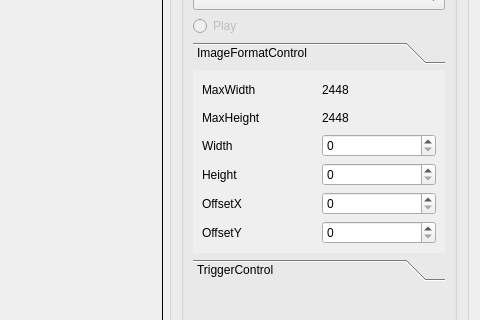
ADPL-190400/bottle-inspection, file ui/ui/project_tab.ui: the form before one commit; both pictures show x 575 to 1055 and y 135 to 455 of the 1055 by 717 pixel window.
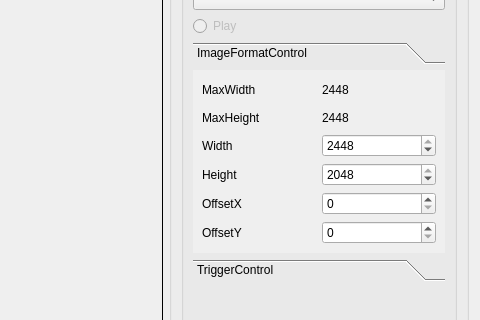
The form after the commit.

Commit message: update project tab

Diff of the .ui file:
```diff
--- a/ui/ui/project_tab.ui
+++ b/ui/ui/project_tab.ui
@@ -355,7 +355,17 @@
                       </widget>
                      </item>
                      <item>
-                      <widget class="QSpinBox" name="spinBox"/>
+                      <widget class="QSpinBox" name="width_img">
+                       <property name="minimum">
+                        <number>16</number>
+                       </property>
+                       <property name="maximum">
+                        <number>2448</number>
+                       </property>
+                       <property name="value">
+                        <number>2448</number>
+                       </property>
+                      </widget>
                      </item>
                     </layout>
                    </item>
@@ -369,7 +379,17 @@
                       </widget>
                      </item>
                      <item>
-                      <widget class="QSpinBox" name="spinBox_2"/>
+                      <widget class="QSpinBox" name="height_img">
+                       <property name="minimum">
+                        <number>4</number>
+                       </property>
+                       <property name="maximum">
+                        <number>2048</number>
+                       </property>
+                       <property name="value">
+                        <number>2048</number>
+                       </property>
+                      </widget>
                      </item>
                     </layout>
                    </item>
```
Left out of the diff: 12 changed lines with no effect on the pictures. The commit also changes 16 other files.
